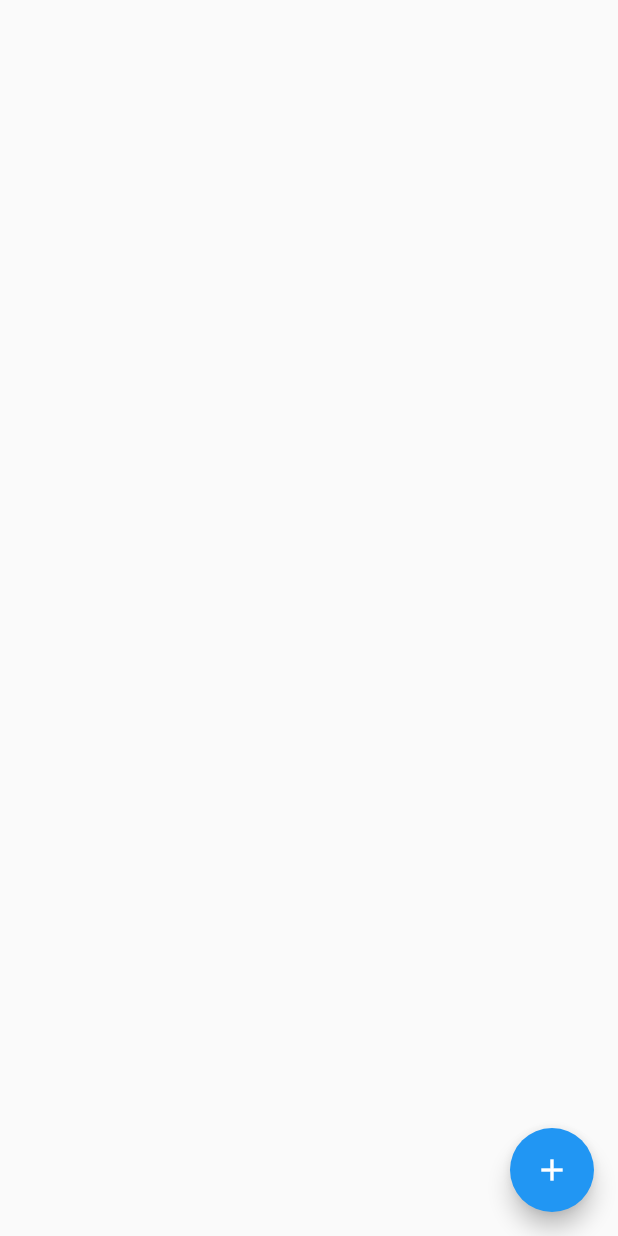
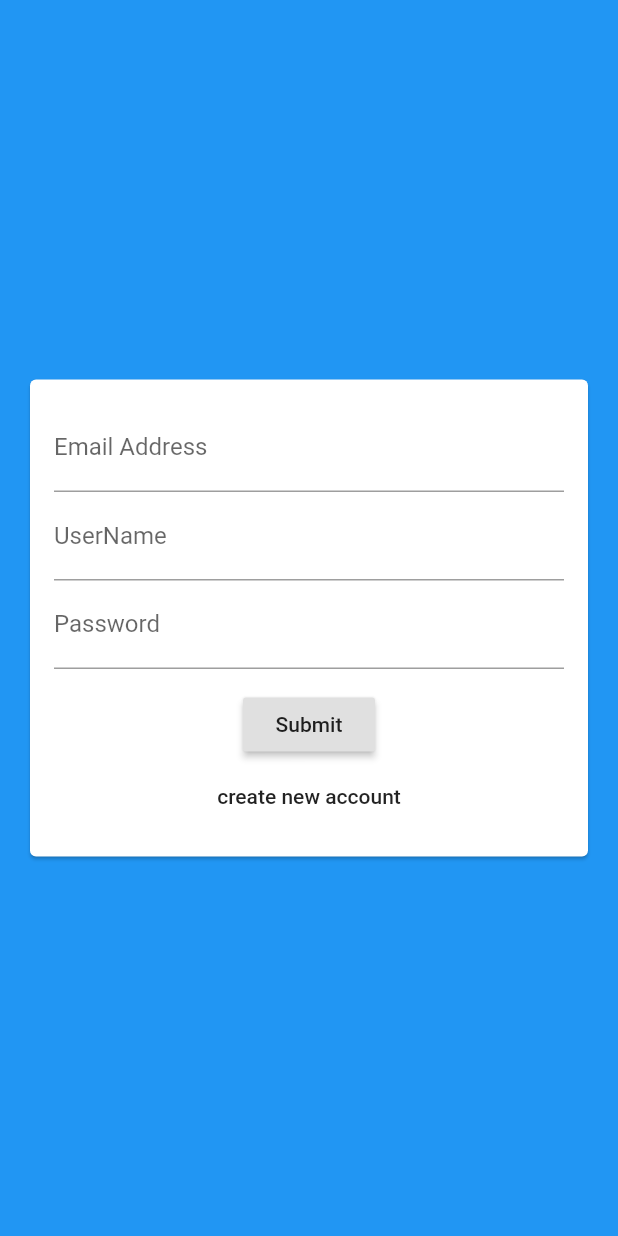
Before and after one commit to dans77777/Chatter-application, a Flutter app: the screen it shows after launch, on a phone screen of 412 x 824 dp. Run offline on Flutter 3.47's test engine with Material 2 defaults, Android fonts, the phone set to English and light mode, and no system bars; our stand-ins replace cloud_firestore; accounts and stored records are empty.

Commit message:
basic authentication form added

```diff
--- a/lib/main.dart
+++ b/lib/main.dart
@@ -1,3 +1,4 @@
+import 'package:chatter/screens/auth_screen.dart';
 import 'package:chatter/screens/chat_screen.dart';
 import 'package:flutter/material.dart';
 
@@ -15,6 +16,6 @@ class MyApp extends StatelessWidget {
           primarySwatch: Colors.blue,
           visualDensity: VisualDensity.adaptivePlatformDensity,
         ),
-        home: ChatScreen());
+        home: AuthScreen());
   }
 }
--- a/lib/screens/auth_screen.dart
+++ b/lib/screens/auth_screen.dart
@@ -0,0 +1,15 @@
+import 'package:chatter/widgets/auth/auth_form.dart';
+import 'package:flutter/material.dart';
+
+class AuthScreen extends StatefulWidget {
+  @override
+  _AuthScreenState createState() => _AuthScreenState();
+}
+
+class _AuthScreenState extends State<AuthScreen> {
+  @override
+  Widget build(BuildContext context) {
+    return Scaffold(
+        backgroundColor: Theme.of(context).primaryColor, body: AuthForm());
+  }
+}
--- /dev/null
+++ b/lib/widgets/auth/auth_form.dart
@@ -0,0 +1,45 @@
+import 'package:flutter/material.dart';
+
+class AuthForm extends StatefulWidget {
+  @override
+  _AuthFormState createState() => _AuthFormState();
+}
+
+class _AuthFormState extends State<AuthForm> {
+  @override
+  Widget build(BuildContext context) {
+    return Center(
+      child: Card(
+        margin: EdgeInsets.all(20),
+        child: SingleChildScrollView(
+          child: Padding(
+            padding: EdgeInsets.all(16),
+            child: Form(
+              child: Column(mainAxisSize: MainAxisSize.min, children: <Widget>[
+                TextFormField(
+                  keyboardType: TextInputType.emailAddress,
+                  decoration: InputDecoration(labelText: 'Email Address'),
+                ),
+                TextFormField(
+                  decoration: InputDecoration(labelText: 'UserName'),
+                ),
+                TextFormField(
+                  decoration: InputDecoration(labelText: 'Password'),
+                  obscureText: true,
+                ),
+                SizedBox(
+                  height: 13,
+                ),
+                RaisedButton(
+                  onPressed: () {},
+                  child: Text('Submit'),
+                ),
+                FlatButton(onPressed: () {}, child: Text('create new account'))
+              ]),
+            ),
+          ),
+        ),
+      ),
+    );
+  }
+}
```
